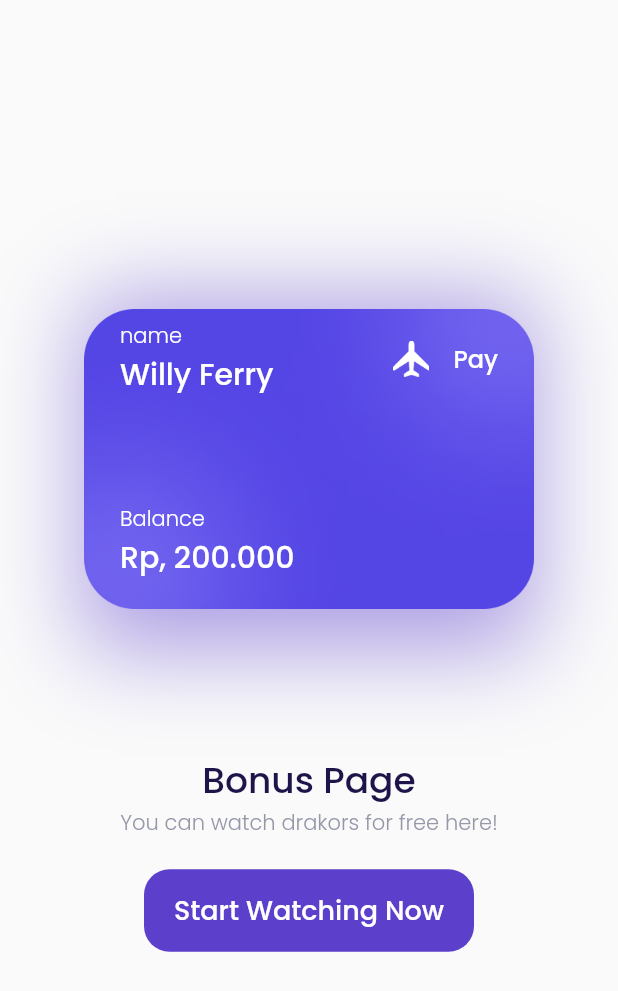
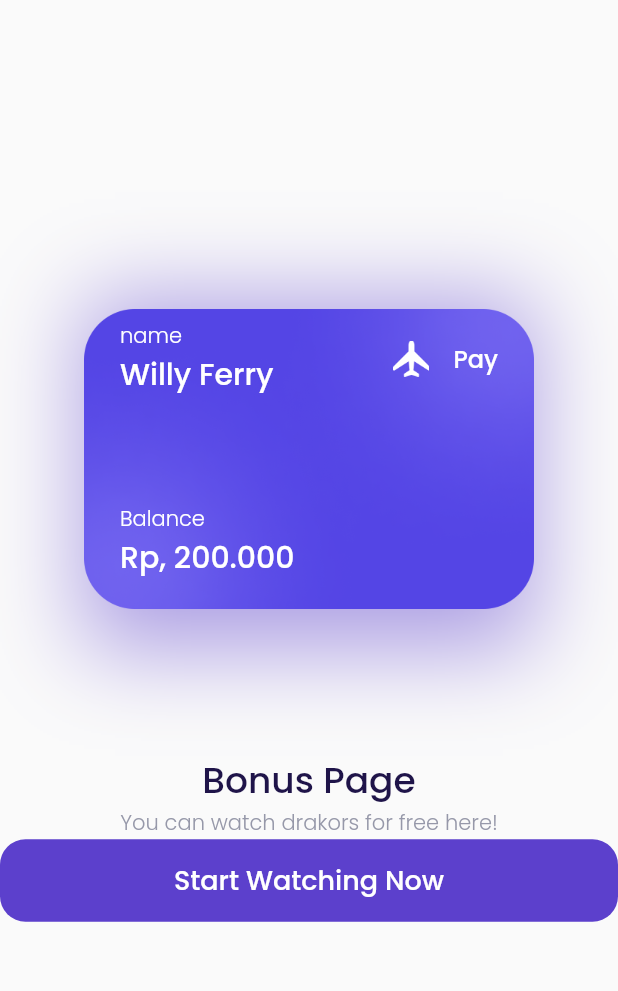
Before and after one commit to willyferry/flutter, a Flutter app: the SignUpPage screen opened by its route, after a tap on "Sign Up", on a phone screen of 412 x 824 dp. Shown: the top 991 px of the screen. Run offline on Flutter 3.47's test engine with Material 2 defaults, Android fonts, the phone set to English and light mode, and no system bars; our stand-ins replace google_fonts.

Commit message:
custom button

```diff
--- a/lib/ui/pages/bonuse_page.dart
+++ b/lib/ui/pages/bonuse_page.dart
@@ -1,3 +1,4 @@
+import 'package:airplane/ui/widgets/button.dart';
 import 'package:flutter/material.dart';
 import '../../shared/theme.dart';
 
@@ -19,7 +20,7 @@ class BonusPage extends StatelessWidget {
               BoxShadow(
                 color: kPrimaryColor.withOpacity(0.5),
                 blurRadius: 50,
-                offset: Offset(0, 10),
+                offset: const Offset(0, 10),
               )
             ]),
         child: Column(
@@ -87,26 +88,6 @@ class BonusPage extends StatelessWidget {
       );
     }
 
-    Widget startButton() {
-      return Container(
-        width: 220,
-        height: 55,
-        margin: const EdgeInsets.only(top: 20),
-        child: TextButton(
-          onPressed: () => {Navigator.pushNamed(context, '/main-page')},
-          style: TextButton.styleFrom(
-            backgroundColor: kPrimaryColor,
-            shape: RoundedRectangleBorder(
-                borderRadius: BorderRadius.circular(defaultRadius)),
-          ),
-          child: Text(
-            'Start Watching Now',
-            style: whiteTextStyle.copyWith(fontSize: 18, fontWeight: medium),
-          ),
-        ),
-      );
-    }
-
     Widget title() {
       return Container(
         margin: const EdgeInsets.only(top: 80),
@@ -139,7 +120,7 @@ class BonusPage extends StatelessWidget {
           children: [
             imageHolder(),
             title(),
-            startButton(),
+            const Button(text: "Start Watching Now", routesName: '/main-page')
           ],
         ),
       ),
--- a/lib/ui/pages/sign_up_page.dart
+++ b/lib/ui/pages/sign_up_page.dart
@@ -1,3 +1,4 @@
+import 'package:airplane/ui/widgets/button.dart';
 import 'package:flutter/material.dart';
 import '../../shared/theme.dart';
 
@@ -44,24 +45,6 @@ class SignUpPage extends StatelessWidget {
         );
       }
 
-      Widget buttonSubmit() {
-        return Container(
-            width: double.infinity,
-            height: 55,
-            margin: const EdgeInsets.only(bottom: 20),
-            child: TextButton(
-                onPressed: () => {Navigator.pushNamed(context, '/bonus')},
-                style: TextButton.styleFrom(
-                    backgroundColor: kPrimaryColor,
-                    shape: RoundedRectangleBorder(
-                        borderRadius: BorderRadius.circular(defaultRadius))),
-                child: Text('Sign Up',
-                    style: whiteTextStyle.copyWith(
-                      fontSize: 18,
-                      fontWeight: medium,
-                    ))));
-      }
-
       return Container(
         margin: const EdgeInsets.only(top: 30),
         padding: const EdgeInsets.symmetric(horizontal: 20, vertical: 30),
@@ -80,7 +63,10 @@ class SignUpPage extends StatelessWidget {
                 labelName: 'Password',
                 placeholder: 'Input your password here',
                 obscureText: true),
-            buttonSubmit(),
+            const Button(
+              text: 'Sign Up',
+              routesName: '/bonus',
+            ),
           ],
         ),
       );
--- /dev/null
+++ b/lib/ui/widgets/button.dart
@@ -0,0 +1,33 @@
+import 'package:flutter/material.dart';
+import '../../shared/theme.dart';
+
+class Button extends StatelessWidget {
+  final String text;
+  final String routesName;
+
+  const Button({Key? key, required this.text, required this.routesName})
+      : super(key: key);
+
+  @override
+  Widget build(BuildContext context) {
+    return Container(
+      width: double.infinity,
+      height: 55,
+      margin: const EdgeInsets.only(bottom: 20),
+      child: TextButton(
+        onPressed: () => Navigator.pushNamed(context, routesName),
+        style: TextButton.styleFrom(
+            backgroundColor: kPrimaryColor,
+            shape: RoundedRectangleBorder(
+                borderRadius: BorderRadius.circular(defaultRadius))),
+        child: Text(
+          text,
+          style: whiteTextStyle.copyWith(
+            fontSize: 18,
+            fontWeight: medium,
+          ),
+        ),
+      ),
+    );
+  }
+}
```
Also changed, not shown: lib/ui/pages/get_started_page.dart (+2 -21 lines).
